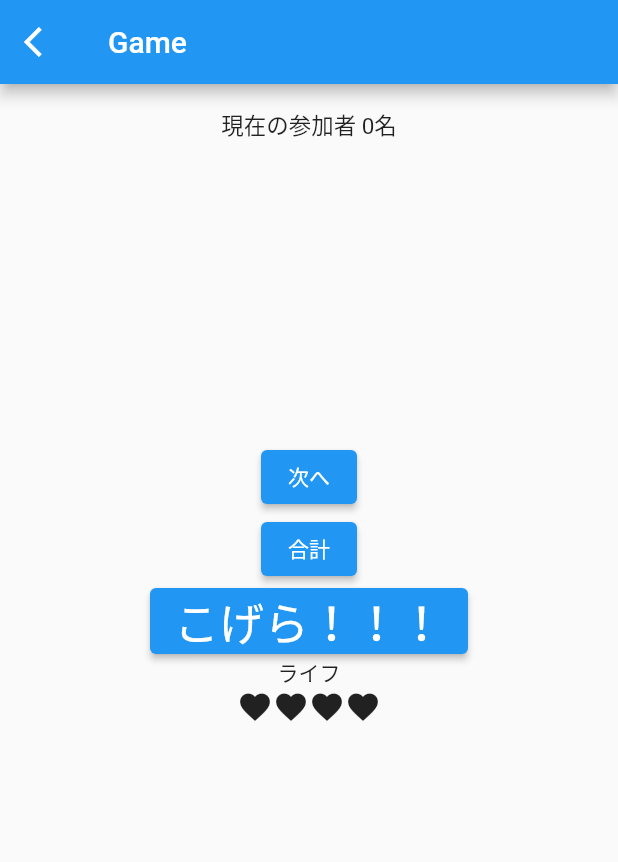
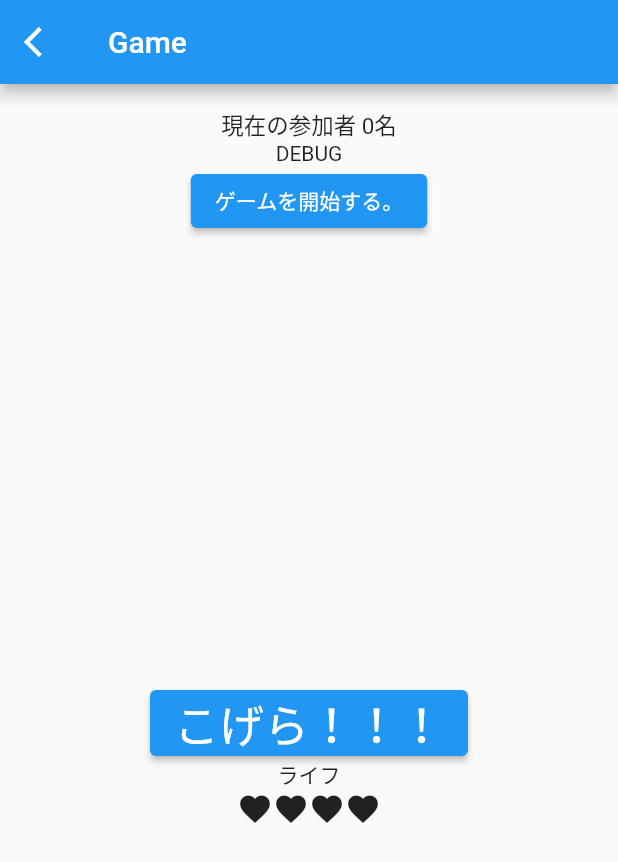
Before and after one commit to KUNKUN2121/kogera-phone, a Flutter app: the GamePage screen opened by its route, on a phone screen of 412 x 824 dp. Shown: the top 862 px of the screen. Run offline on Flutter 3.47's test engine with Material 2 defaults, Android fonts, the phone set to English and light mode, and no system bars; our stand-ins replace socket_io_client; network calls fail.

Commit message:
次へボタン消した

```diff
--- a/lib/game.dart
+++ b/lib/game.dart
@@ -19,7 +19,7 @@ String myid = '';
 String kogeraSayUserName = '';
 var userList;
 var kogeraResultData;
-bool firstGame = false;
+bool firstGame = true;
 
 class GamePage extends StatefulWidget {
   const GamePage({super.key});
@@ -80,10 +80,13 @@ class _GamePageState extends State<GamePage> {
 
       // グループ配信
       _socket.on("groupAll", (data) {
+        goukei = data['goukei'].toDouble();
         userList = data['userList'];
+        firstGame = false;
         // print('client 受信 ID : ' + data['id']);
         print(data['goukei']);
         print(userList);
+        roomPlayers = userList.length;
         for (int i = 0; i < userList.length; i++) {
           if (userList[i][0] == myid) {
             myCard = data['userList'][i][3];
@@ -91,16 +94,6 @@ class _GamePageState extends State<GamePage> {
         }
         setState(() {});
       });
-      // _socket.on("client", (data) {
-      //   print('client 受信 ID : ' + data['id']);
-      //   switch (data['id']) {
-      //     case 'card':
-      //       myCard = data['value'];
-      //       setState(() {});
-      //       break;
-      //     default:
-      //   }
-      // });
       _socket.on("client", (data) {
         print('client 受信 ID : ' + data['id']);
         switch (data['id']) {
@@ -120,19 +113,9 @@ class _GamePageState extends State<GamePage> {
           default:
         }
       });
-      // 合計値取得
-      // _socket.on("groupGoukei", (data) {
-      // goukei = data['value'].toDouble();
-      // });
-
-      _socket.on("groupAll", (data) {
-        goukei = data['goukei'].toDouble();
-        setState(() {});
-      });
 
       // kogeraWait
       _socket.on("kogeraPost", (data) async {
-        firstGame = true;
         if (myid == data['sayKogeraUser']) {
           return;
         }
@@ -221,6 +204,13 @@ class _GamePageState extends State<GamePage> {
                 '現在の参加者 ' + roomPlayers.toString() + '名',
                 style: TextStyle(fontSize: 15),
               ),
+              GestureDetector(
+                onTap: () {
+                  _gameStartPost();
+                },
+                child: Text("DEBUG"),
+              ),
+
               if (firstGame)
                 ElevatedButton(
                   child: Text('ゲームを開始する。'),
@@ -238,15 +228,18 @@ class _GamePageState extends State<GamePage> {
                 ),
               ),
               // Text(goukei.toString()),
-              ElevatedButton(
-                child: Text('次へ'),
-                onPressed: () {
-                  _gameStartPost();
-                },
-              ),
-              ElevatedButton(
-                child: Text('合計'),
-                onPressed: () {},
+              // ElevatedButton(
+              //   child: Text('次へ'),
+              //   onPressed: () {
+              //     _gameStartPost();
+              //   },
+              // ),
+              // ElevatedButton(
+              //   child: Text('合計'),
+              //   onPressed: () {},
+              // ),
+              SizedBox(
+                height: 100,
               ),
               ElevatedButton(
                 child: Text(
@@ -567,7 +560,10 @@ class KogeraResultPage extends StatelessWidget {
                 style: TextStyle(fontSize: 100),
               )
             else
-              Text('LOSE'),
+              Text(
+                'LOSE',
+                style: TextStyle(fontSize: 100),
+              ),
             Container(
               child: Column(children: [
                 Text(serachUserName(kogeraResultData['winUserId']) + ' WIN',
@@ -614,6 +610,7 @@ serachUserName(userId) {
 }
 
 void resetGame() {
+  firstGame = false;
   myCard = '';
   roomPlayers = 0;
   goukei = -100;
```
